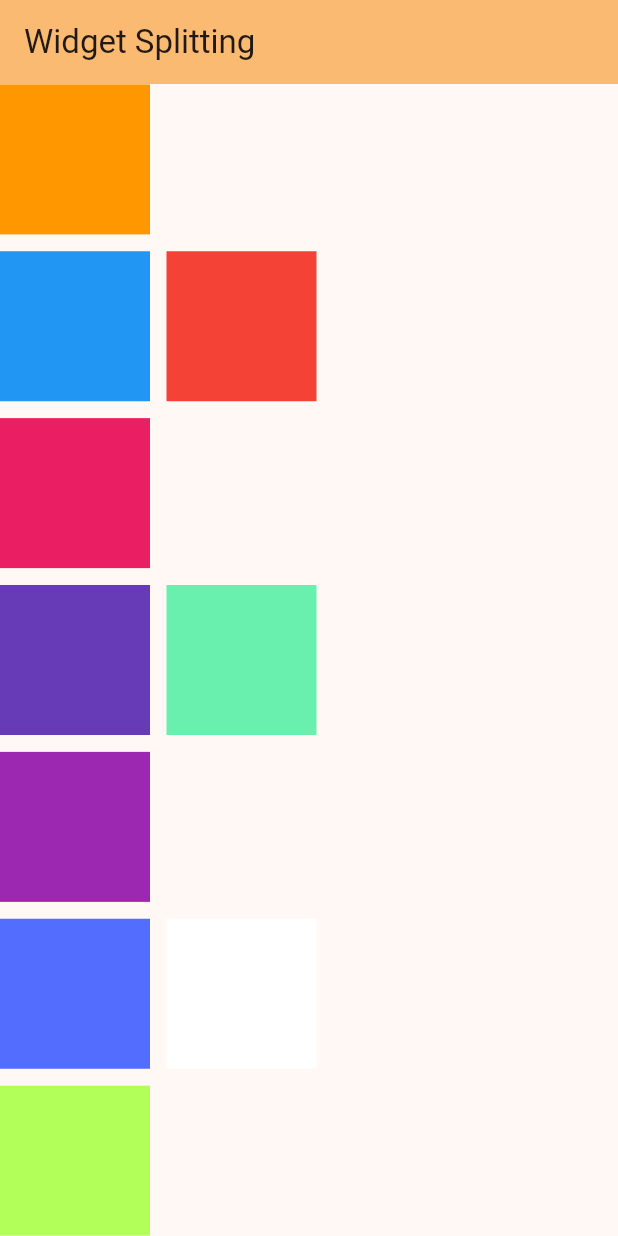
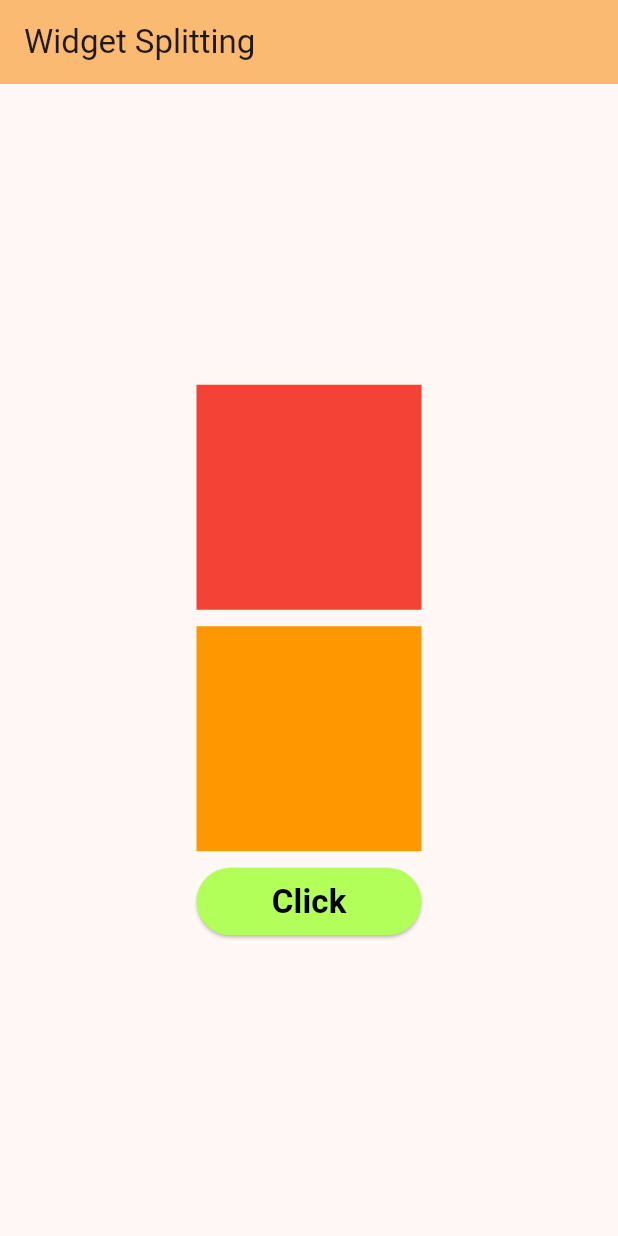
Before and after one commit to akashm936/practiceapp2, a Flutter app: the screen it shows after launch, on a phone screen of 412 x 824 dp. Run offline on Flutter 3.47's test engine with Material 3 defaults, Android fonts, the phone set to English and light mode, and no system bars.

Commit message:
New Widget are added New Widget SizedBox Are added

```diff
--- a/lib/main.dart
+++ b/lib/main.dart
@@ -61,65 +61,28 @@ class _MyHomePageState extends State<MyHomePage> {
         backgroundColor: Theme.of(context).colorScheme.inversePrimary,
         title: Text(widget.title),
       ),
-      body: Container(
-        width: double.infinity,
-        height: double.infinity,
-        child: Wrap(
-          direction: Axis.vertical,
-          spacing: 11,
-          runSpacing: 11,
-          alignment: WrapAlignment.spaceEvenly,
+      body: Center(
+        child: Column(
+          mainAxisAlignment: MainAxisAlignment.center,
           children: [
-            Container(
-              width: 100,
-              height: 100,
-              color: arrColors[0],
+            Container(width: 150, height: 150, color: Colors.red),
+            SizedBox(width: 11, height: 11),
+            Container(width: 150, height: 150, color: Colors.orange),
+            SizedBox(height: 11),
+            SizedBox(
+              width: 150,
+              height: 45,
+              child: ElevatedButton(
+                style: ElevatedButton.styleFrom(
+                  backgroundColor: Colors.lightGreenAccent,
+                ),
+                onPressed: () {},
+                child: Text(
+                  "Click",
+                  style: TextStyle(fontSize: 22, fontWeight: FontWeight.bold,color: Colors.black),
+                ),
+              ),
             ),
-            Container(
-              width: 100,
-              height: 100,
-              color: arrColors[1],
-            ),
-            Container(
-              width: 100,
-              height: 100,
-              color: arrColors[2],
-            ),
-            Container(
-              width: 100,
-              height: 100,
-              color: arrColors[3],
-            ),
-            Container(
-              width: 100,
-              height: 100,
-              color: arrColors[4],
-            ),
-            Container(
-              width: 100,
-              height: 100,
-              color: arrColors[5],
-            ),
-            Container(
-              width: 100,
-              height: 100,
-              color: arrColors[6],
-            ),
-            Container(
-              width: 100,
-              height: 100,
-              color: arrColors[7],
-            ),
-            Container(
-              width: 100,
-              height: 100,
-              color: arrColors[8],
-            ),
-            Container(
-              width: 100,
-              height: 100,
-              color: arrColors[9],
-            )
           ],
         ),
       ),
@@ -128,7 +91,70 @@ class _MyHomePageState extends State<MyHomePage> {
   }
 }
 
+// Wrap Widget in the Flutter
 
+// Container(
+//         width: double.infinity,
+//         height: double.infinity,
+//         child: Wrap(
+//           direction: Axis.vertical,
+//           spacing: 11,
+//           runSpacing: 11,
+//           alignment: WrapAlignment.spaceEvenly,
+//           children: [
+//             Container(
+//               width: 100,
+//               height: 100,
+//               color: arrColors[0],
+//             ),
+//             Container(
+//               width: 100,
+//               height: 100,
+//               color: arrColors[1],
+//             ),
+//             Container(
+//               width: 100,
+//               height: 100,
+//               color: arrColors[2],
+//             ),
+//             Container(
+//               width: 100,
+//               height: 100,
+//               color: arrColors[3],
+//             ),
+//             Container(
+//               width: 100,
+//               height: 100,
+//               color: arrColors[4],
+//             ),
+//             Container(
+//               width: 100,
+//               height: 100,
+//               color: arrColors[5],
+//             ),
+//             Container(
+//               width: 100,
+//               height: 100,
+//               color: arrColors[6],
+//             ),
+//             Container(
+//               width: 100,
+//               height: 100,
+//               color: arrColors[7],
+//             ),
+//             Container(
+//               width: 100,
+//               height: 100,
+//               color: arrColors[8],
+//             ),
+//             Container(
+//               width: 100,
+//               height: 100,
+//               color: arrColors[9],
+//             )
+//           ],
+//         ),
+//       ),
 
 // Custom Widget Code
 
```
